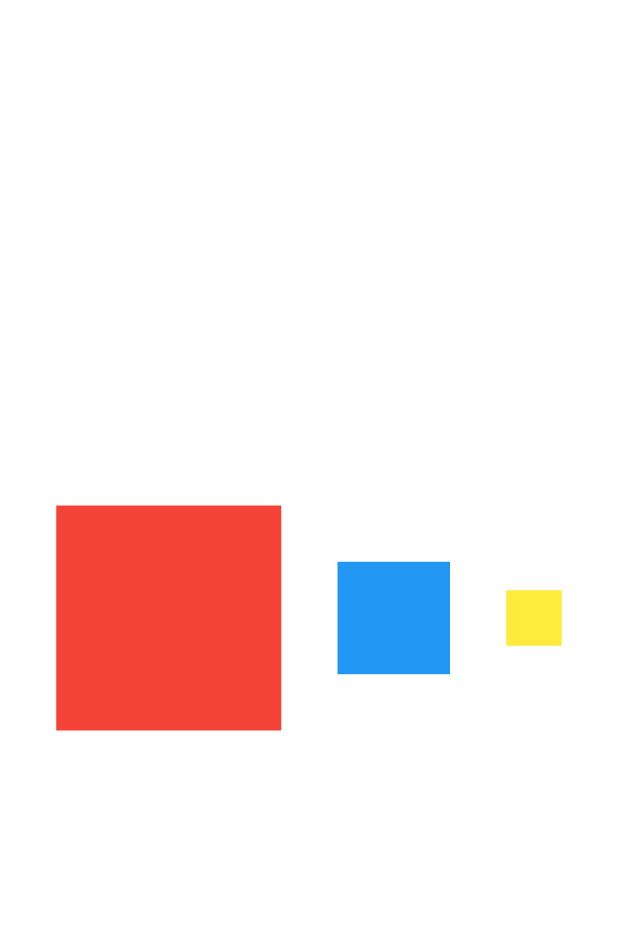
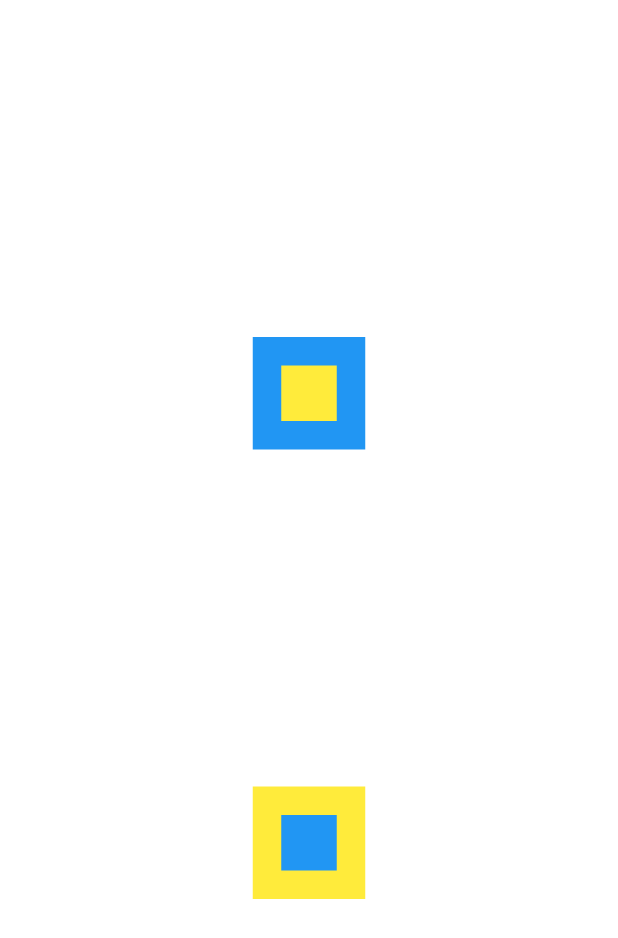
Before and after one commit to AndreAloise/first_flutter_project, a Flutter app: the screen it shows after launch, on a phone screen of 412 x 824 dp. Shown: the top 938 px of the screen. Run offline on Flutter 3.47's test engine with Material 2 defaults, Android fonts, the phone set to English and light mode, and no system bars.

Commit message:
Criando métodos para column e row. Row com multiplos stakcs

```diff
--- a/lib/main.dart
+++ b/lib/main.dart
@@ -14,9 +14,53 @@ class MyApp extends StatelessWidget {
       theme: ThemeData(
         primarySwatch: Colors.blue,
       ),
-      home: Row(
+      home: column1(),
+    );
+  }
+
+  Column column1() {
+    return Column(
       mainAxisAlignment: MainAxisAlignment.spaceEvenly,
       crossAxisAlignment: CrossAxisAlignment.center,
+      children: [
+        Stack(
+          alignment: AlignmentDirectional.center,
+          children: [
+            Container(
+              color: Colors.blue,
+              width: 75,
+              height: 75,
+            ),
+            Container(
+              color: Colors.yellow,
+              width: 37,
+              height: 37,
+            )
+          ],
+        ),
+        Stack(
+          alignment: AlignmentDirectional.center,
+          children: [
+            Container(
+              color: Colors.yellow,
+              width: 75,
+              height: 75,
+            ),
+            Container(
+              color: Colors.blue,
+              width: 37,
+              height: 37,
+            )
+          ],
+        )
+      ],
+    );
+  }
+
+  Row row1() {
+    return Row(
+      mainAxisAlignment: MainAxisAlignment.spaceEvenly,
+      crossAxisAlignment: CrossAxisAlignment.end,
       children: [
         Container(
           color: Colors.red,
@@ -34,7 +78,6 @@ class MyApp extends StatelessWidget {
           height: 37,
         )
       ],
-      ),
     );
   }
 }
```
Lines whose indentation alone changed are shown as unchanged.
